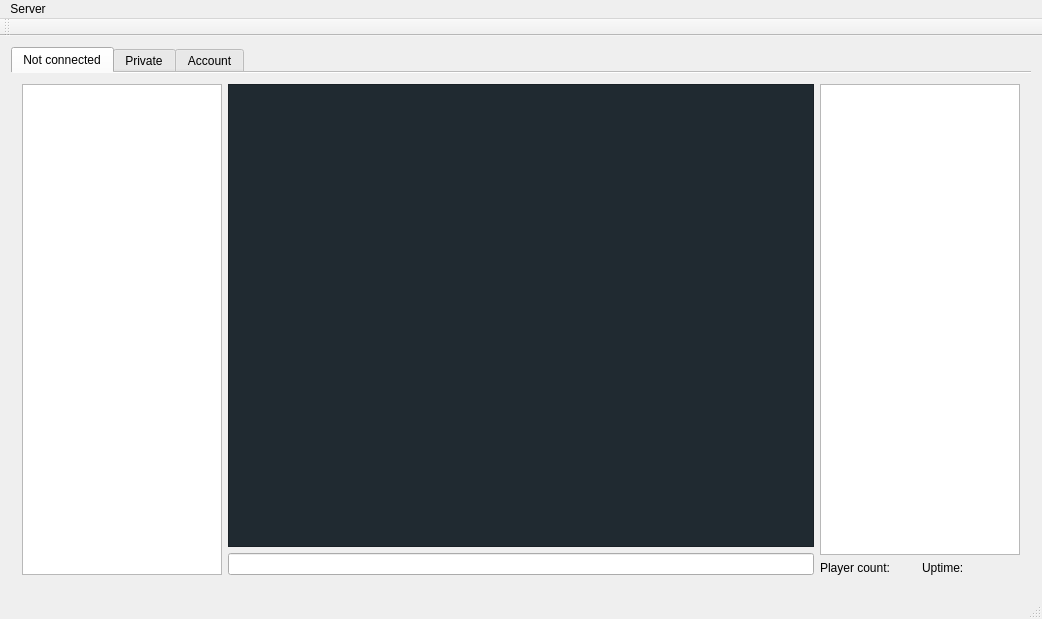
Qt form mainwindow.ui (user2408/SA-QTcpSocket-Client) before a commit.
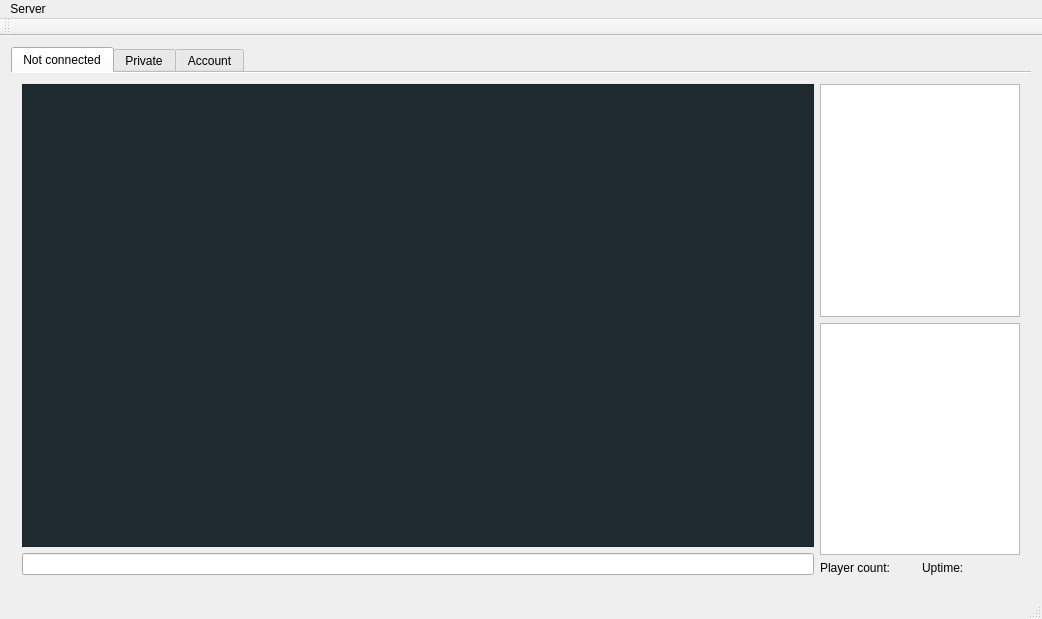
The same form after that commit.

Commit message: Double click a username to see what happens. Tried adding a feature that's in kvirc that sets the guy's username when you type the first letter of their username and hit the tab key.

```diff
--- a/mainwindow.ui
+++ b/mainwindow.ui
@@ -36,16 +36,6 @@
        <layout class="QHBoxLayout" name="horizontalLayout_6">
         <item>
          <layout class="QHBoxLayout" name="horizontalLayout_2">
-          <item>
-           <widget class="QTextBrowser" name="textBrowser_2">
-            <property name="maximumSize">
-             <size>
-              <width>200</width>
-              <height>16777215</height>
-             </size>
-            </property>
-           </widget>
-          </item>
           <item>
            <layout class="QVBoxLayout" name="verticalLayout_2">
             <item>
@@ -118,6 +108,16 @@
               </column>
              </widget>
             </item>
+            <item>
+             <widget class="QTextBrowser" name="textBrowser_2">
+              <property name="maximumSize">
+               <size>
+                <width>200</width>
+                <height>16777215</height>
+               </size>
+              </property>
+             </widget>
+            </item>
             <item>
              <layout class="QHBoxLayout" name="horizontalLayout">
               <item>
```
Left out of the diff: 3 changed lines with no effect on the pictures. The commit also changes 2 other files.
